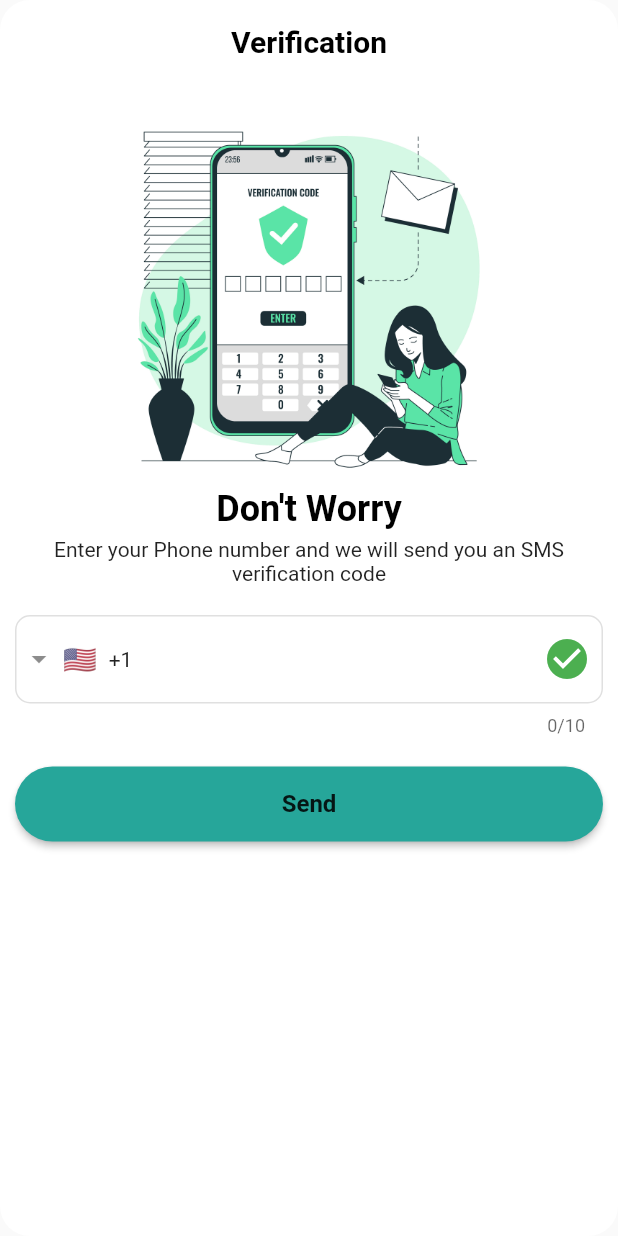
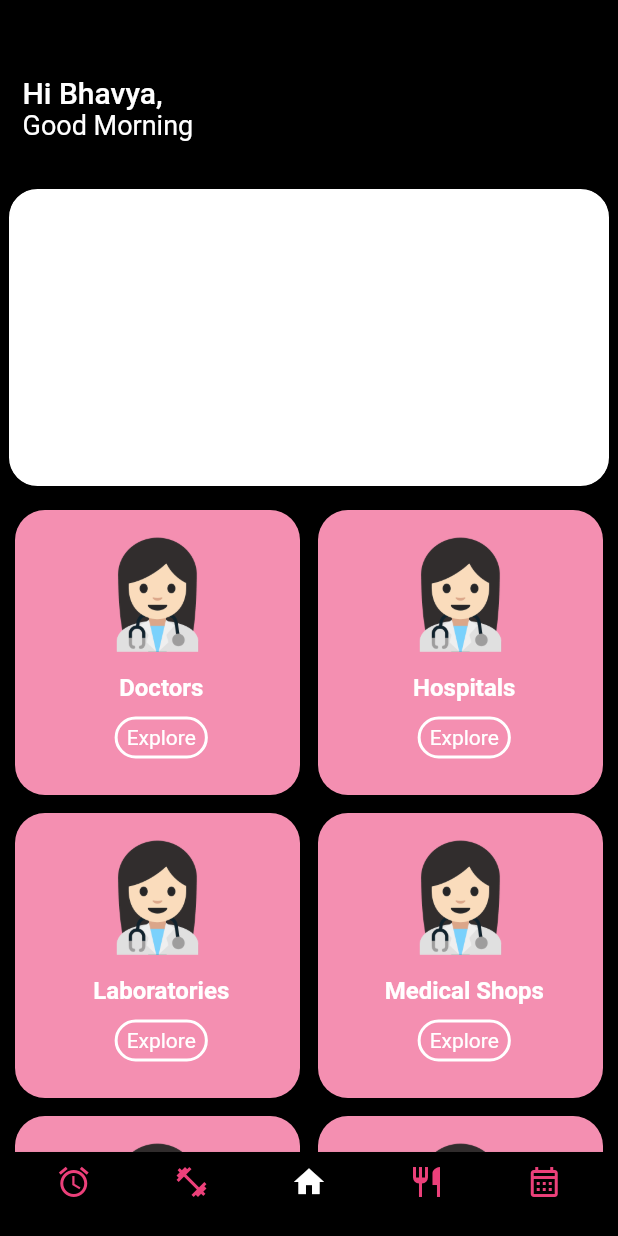
Before and after one commit to hetupatel14/medibuddy, a Flutter app: the screen it shows after launch, on a phone screen of 412 x 824 dp. Run offline on Flutter 3.47's test engine with Material 2 defaults, Android fonts, the phone set to English and light mode, and no system bars; drawn by our look-alikes of intl_phone_field.

Commit message:
Added the bottom navi8gation bar with alram screen, diet screen, exercise screen and calendar screen. Modified the theme of the homescreen.

```diff
--- a/lib/main.dart
+++ b/lib/main.dart
@@ -1,5 +1,6 @@
 import 'package:flutter/material.dart';
 import 'package:medibuddy/screens/login%20screens/phone_screen.dart';
+import 'package:medibuddy/widgets/bottom_navigation_bar.dart';
 import './screens/homescreen.dart';
 
 void main() async {
@@ -15,7 +16,7 @@
       debugShowCheckedModeBanner: false,
       title: 'Medi Buddy',
       theme: ThemeData(
-        bottomSheetTheme: BottomSheetThemeData(backgroundColor: Colors.white),
+        bottomSheetTheme: BottomSheetThemeData(backgroundColor: Colors.black),
         // This is the theme of your application.
         //
         // Try running your application with "flutter run". You'll see the
@@ -27,8 +28,10 @@
         // is not restarted.
         primarySwatch: Colors.blue,
       ),
-      home: PhoneRegister(),
+      // home: PhoneRegister(),
+      initialRoute: '/',
       routes: {
+        '/' : (ctx) => BottomNavigationScreen(),
         HomeScreen.routeName: (ctx) => HomeScreen(),
       },
     );
--- a/lib/screens/homescreen.dart
+++ b/lib/screens/homescreen.dart
@@ -1,6 +1,5 @@
 import 'package:flutter/material.dart';
 import 'package:medibuddy/widgets/feature_grid.dart';
-import './profile_screen.dart';
 
 class HomeScreen extends StatefulWidget {
   static const routeName = '/-home';
@@ -14,36 +13,74 @@ class HomeScreen extends StatefulWidget {
 class _HomeScreenState extends State<HomeScreen> {
   @override
   Widget build(BuildContext context) {
-    return Scaffold(
-      backgroundColor: Theme.of(context).bottomSheetTheme.backgroundColor,
-      appBar: AppBar(
-        backgroundColor: Theme.of(context).bottomSheetTheme.backgroundColor,
-        elevation: 0,
-        iconTheme: const IconThemeData(color: Colors.black),
-        title: Text("Home", style: TextStyle(
-              color: Colors.black, fontSize: 22, fontWeight: FontWeight.bold),),
-        actions: [
-          IconButton(
-            onPressed: () {
-              Navigator.push(
-                  context,
-                  MaterialPageRoute(
-                      builder: (context) => const ProfileScreen()));
-            },
-            icon: const CircleAvatar(
-              child: Icon(Icons.person),
-            ),
-          ),
-        ],
-      ),
-      body: SingleChildScrollView(
+    // return Scaffold(
+    //   backgroundColor: Theme.of(context).bottomSheetTheme.backgroundColor,
+    //   appBar: AppBar(
+    //     backgroundColor: Theme.of(context).bottomSheetTheme.backgroundColor,
+    //     elevation: 0,
+    //     iconTheme: const IconThemeData(color: Colors.black),
+    //     title: Text(
+    //       "Home",
+    //       style: TextStyle(
+    //           color: Colors.white, fontSize: 22, fontWeight: FontWeight.bold),
+    //     ),
+        // actions: [
+        //   IconButton(
+        //     onPressed: () {
+        //       Navigator.push(
+        //           context,
+        //           MaterialPageRoute(
+        //               builder: (context) => const ProfileScreen()));
+        //     },
+        //     icon: const CircleAvatar(
+        //       child: Icon(Icons.person),
+        //     ),
+        //   ),
+        // ],
+      // ),
+      // body:
+      return SingleChildScrollView(
         child: Column(
           crossAxisAlignment: CrossAxisAlignment.center,
           children: [
             Container(
               width: MediaQuery.of(context).size.width,
-              height: 100,
-              margin: EdgeInsets.all(10),
+              height: 75,
+              margin: EdgeInsets.all(5),
+              decoration: BoxDecoration(
+                shape: BoxShape.rectangle,
+                color: Colors.black,
+                borderRadius: const BorderRadius.all(
+                  Radius.circular(20),
+                ),
+              ),
+              child: Padding(
+                padding: const EdgeInsets.all(10.0),
+                child: Column(
+                  crossAxisAlignment: CrossAxisAlignment.start,
+                  children: [
+                    Text(
+                      "Hi Bhavya,",
+                      style: TextStyle(
+                          color: Colors.white,
+                          fontSize: 20,
+                          fontWeight: FontWeight.w500),
+                    ),
+                    Text(
+                      "Good Morning",
+                      style: TextStyle(
+                          color: Colors.white,
+                          fontSize: 18,
+                          fontWeight: FontWeight.w400),
+                    )
+                  ],
+                ),
+              ),
+            ),
+            Container(
+              width: MediaQuery.of(context).size.width,
+              height: 200,
+              margin: EdgeInsets.all(5),
               decoration: BoxDecoration(
                 shape: BoxShape.rectangle,
                 color: Colors.white,
@@ -56,41 +93,10 @@ class _HomeScreenState extends State<HomeScreen> {
                 ),
               ),
             ),
-            Container(
-              width: MediaQuery.of(context).size.width,
-              height: 250,
-              margin: EdgeInsets.all(10),
-              decoration: BoxDecoration(
-                shape: BoxShape.rectangle,
-                color: Colors.white,
-                borderRadius: const BorderRadius.all(
-                  Radius.circular(20),
-                ),
-                border: Border.all(
-                  color: Colors.black,
-                  width: 1,
-                ),
-              ),
-            ),
-            FeatureGirdDesign(),
+            FeatureGridDesign(),
           ],
         ),
-      ),
-      bottomNavigationBar: BottomNavigationBar(
-        items: [
-          BottomNavigationBarItem(
-              icon: Icon(Icons.home_outlined), label: "Home"),
-          BottomNavigationBarItem(
-              icon: Icon(
-                Icons.settings,
-                color: Colors.black,
-              ),
-              label: "Settings")
-        ],
-        backgroundColor: Colors.grey[50],
-        selectedItemColor: Colors.black,
-        elevation: 2,
-      ),
-    );
+      );
+      // bottomNavigationBar: BottomNavigationScreen(),
   }
 }
--- /dev/null
+++ b/lib/widgets/bottom_navigation_bar.dart
@@ -0,0 +1,109 @@
+import 'package:flutter/material.dart';
+import 'package:medibuddy/screens/Navigation%20Screens/alarm_screen.dart';
+import 'package:medibuddy/screens/Navigation%20Screens/calendar_screen.dart';
+import 'package:medibuddy/screens/Navigation%20Screens/diet_screen.dart';
+import 'package:medibuddy/screens/Navigation%20Screens/exercise_screen.dart';
+import 'package:medibuddy/screens/homescreen.dart';
+
+class BottomNavigationScreen extends StatefulWidget {
+  const BottomNavigationScreen({Key? key}) : super(key: key);
+
+  static const routeName = '/bottomNavigation';
+
+  @override
+  State<BottomNavigationScreen> createState() => _BottomNavigationScreenState();
+}
+
+class _BottomNavigationScreenState extends State<BottomNavigationScreen> {
+  late List<Map<String, Widget>> _pages;
+  int _selectedPageIndex = 2;
+
+  @override
+  void initState() {
+    _pages = [
+      {
+        'page': AlarmScreen(),
+        'title': Text(
+          "Alarms",
+          style: TextStyle(
+              color: Colors.white, fontSize: 22, fontWeight: FontWeight.bold),
+        ),
+      },
+      {
+        'page': ExerciseScreen(),
+        'title': Text(
+          "Exercise",
+          style: TextStyle(
+              color: Colors.white, fontSize: 22, fontWeight: FontWeight.bold),
+        ),
+      },
+      {
+        'page': HomeScreen(),
+        'title': Text(
+          "Home",
+          style: TextStyle(
+              color: Colors.white, fontSize: 22, fontWeight: FontWeight.bold),
+        ),
+      },
+      {
+        'page': DietScreen(),
+        'title': Text(
+          "Diet",
+          style: TextStyle(
+              color: Colors.white, fontSize: 22, fontWeight: FontWeight.bold),
+        ),
+      },
+      {
+        'page': CalendarScreen(),
+        'title': Text(
+          "Calendar",
+          style: TextStyle(
+              color: Colors.white, fontSize: 22, fontWeight: FontWeight.bold),
+        ),
+      }
+    ];
+    super.initState();
+  }
+
+  void _selectPage(int index) {
+    setState(() {});
+    _selectedPageIndex = index;
+  }
+
+  @override
+  Widget build(BuildContext context) {
+    return Scaffold(
+      // appBar: AppBar(
+      //   backgroundColor: Theme.of(context).bottomSheetTheme.backgroundColor,
+      //   elevation: 0,
+      //   title: _pages[_selectedPageIndex]['title'],
+      // ),
+      extendBody: false,
+      backgroundColor: Theme.of(context).bottomSheetTheme.backgroundColor,
+      body: Container(margin: EdgeInsets.only(top: 35),child: _pages[_selectedPageIndex]['page']),
+      bottomNavigationBar: Container(
+        margin: EdgeInsets.fromLTRB(10, 0, 10, 0),
+          child: BottomNavigationBar(
+            type: BottomNavigationBarType.fixed,
+            onTap: _selectPage,
+            currentIndex: _selectedPageIndex,
+            items: [
+              BottomNavigationBarItem(
+                  icon: Icon(Icons.alarm_outlined), label: ""),
+              BottomNavigationBarItem(
+                  icon: Icon(Icons.fitness_center_outlined), label: ""),
+              BottomNavigationBarItem(icon: Icon(Icons.home), label: ""),
+              BottomNavigationBarItem(
+                  icon: Icon(Icons.restaurant_sharp), label: ""),
+              BottomNavigationBarItem(
+                  icon: Icon(Icons.calendar_month_outlined), label: ""),
+            ],
+            backgroundColor: Colors.black,
+            selectedItemColor: Colors.white,
+            unselectedItemColor: Colors.pink[400],
+            elevation: 2,
+          ),
+        ),
+    );
+  }
+}
--- a/lib/widgets/feature_grid.dart
+++ b/lib/widgets/feature_grid.dart
@@ -1,10 +1,12 @@
 import 'package:flutter/material.dart';
+import 'package:medibuddy/screens/profile_screen.dart';
 import '../models/feature.dart';
 
 class FeatureGrid extends StatelessWidget {
   final String id;
   final String imageUrl;
-  const FeatureGrid({Key? key, required this.id, required this.imageUrl})
+  final String title;
+  const FeatureGrid({Key? key, required this.id, required this.imageUrl, required this.title})
       : super(key: key);
 
   @override
@@ -13,81 +15,90 @@ class FeatureGrid extends StatelessWidget {
       borderRadius: BorderRadius.circular(20),
       child: GridTile(
         child: Container(
-          child: Image.network(
-            imageUrl,
-            height: 10,
-            width: 10,
-            alignment: Alignment.centerLeft,
+          child: Column(
+            mainAxisAlignment: MainAxisAlignment.spaceEvenly,
+            children: [
+              Container(
+                child: Image.asset(
+                  imageUrl,
+                  height: 80,
+                  width: 80,
+                  // alignment: Alignment.centerLeft,
+                ),
+              ),
+              Container(
+                  margin: EdgeInsets.only(left: 5),
+                  child: Column(
+                    mainAxisAlignment: MainAxisAlignment.center,
+                    children: [
+                      Text(
+                        "$title",
+                        style: TextStyle(
+                            fontSize: 16,
+                            color: Colors.white,
+                            fontWeight: FontWeight.bold),
+                      ),
+                      TextButton(
+                          onPressed: () {
+                            Navigator.push(
+                                context,
+                                MaterialPageRoute(
+                                    builder: (context) => ProfileScreen()));
+                          },
+                          child: Container(
+                            padding: EdgeInsets.fromLTRB(6, 4, 6, 4),
+                            decoration: BoxDecoration(
+                                border:
+                                    Border.all(color: Colors.white, width: 2), borderRadius: BorderRadius.circular(20)),
+                            child: Text(
+                              "Explore",
+                              style: TextStyle(
+                                  color: Colors.white,
+                                  fontWeight: FontWeight.w400),
+                            ),
+                          ))
+                    ],
+                  ))
+            ],
           ),
-          color: Colors.indigo[50],
+          color: Colors.pink[200],
         ),
       ),
     );
   }
 }
 
-class FeatureGirdDesign extends StatelessWidget {
-
+class FeatureGridDesign extends StatelessWidget {
   final List<Feature> loadedFeatures = [
     Feature(
       id: '1',
       title: "Doctors",
-      imageUrl:
-          "https://st3.depositphotos.com/1006714/32541/v/1600/depositphotos_325418786-stock-illustration-mobile-app-to-search-for.jpg",
+      imageUrl: "assets/images/doctor.png",
     ),
     Feature(
       id: '2',
       title: "Hospitals",
-      imageUrl:
-          "https://st3.depositphotos.com/1006714/32541/v/1600/depositphotos_325418786-stock-illustration-mobile-app-to-search-for.jpg",
+      imageUrl: "assets/images/doctor.png",
     ),
     Feature(
       id: '3',
       title: "Laboratories",
-      imageUrl:
-          "https://st3.depositphotos.com/1006714/32541/v/1600/depositphotos_325418786-stock-illustration-mobile-app-to-search-for.jpg",
+      imageUrl: "assets/images/doctor.png",
     ),
     Feature(
       id: '4',
-      title: "abc",
-      imageUrl:
-          "https://st3.depositphotos.com/1006714/32541/v/1600/depositphotos_325418786-stock-illustration-mobile-app-to-search-for.jpg",
+      title: "Medical Shops",
+      imageUrl: "assets/images/doctor.png",
     ),
     Feature(
       id: '5',
-      title: "xyz",
-      imageUrl:
-          "https://st3.depositphotos.com/1006714/32541/v/1600/depositphotos_325418786-stock-illustration-mobile-app-to-search-for.jpg",
+      title: "Blood Banks",
+      imageUrl: "assets/images/doctor.png",
     ),
     Feature(
       id: '6',
-      title: "pqr",
-      imageUrl:
-          "https://st3.depositphotos.com/1006714/32541/v/1600/depositphotos_325418786-stock-illustration-mobile-app-to-search-for.jpg",
-    ),
-    Feature(
-      id: '7',
-      title: "stu",
-      imageUrl:
-          "https://st3.depositphotos.com/1006714/32541/v/1600/depositphotos_325418786-stock-illustration-mobile-app-to-search-for.jpg",
-    ),
-    Feature(
-      id: '8',
-      title: "hij",
-      imageUrl:
-          "https://st3.depositphotos.com/1006714/32541/v/1600/depositphotos_325418786-stock-illustration-mobile-app-to-search-for.jpg",
-    ),
-    Feature(
-      id: '9',
-      title: "efg",
-      imageUrl:
-          "https://st3.depositphotos.com/1006714/32541/v/1600/depositphotos_325418786-stock-illustration-mobile-app-to-search-for.jpg",
-    ),
-    Feature(
-      id: '10',
-      title: "klm",
-      imageUrl:
-          "https://st3.depositphotos.com/1006714/32541/v/1600/depositphotos_325418786-stock-illustration-mobile-app-to-search-for.jpg",
+      title: "Care Takers",
+      imageUrl: "assets/images/doctor.png",
     ),
   ];
 
@@ -99,12 +110,13 @@ class FeatureGirdDesign extends StatelessWidget {
       padding: EdgeInsets.all(10),
       itemCount: loadedFeatures.length,
       gridDelegate: SliverGridDelegateWithFixedCrossAxisCount(
-          crossAxisCount: 2,
-          childAspectRatio: 3 / 3,
-          crossAxisSpacing: 12,
-          mainAxisSpacing: 12,),
+        crossAxisCount: 2,
+        childAspectRatio: 3 / 3,
+        crossAxisSpacing: 12,
+        mainAxisSpacing: 12,
+      ),
       itemBuilder: (ctx, i) => FeatureGrid(
-          id: loadedFeatures[i].id, imageUrl: loadedFeatures[i].imageUrl),
+          id: loadedFeatures[i].id, imageUrl: loadedFeatures[i].imageUrl, title: loadedFeatures[i].title,),
     );
   }
 }
--- a/pubspec.yaml
+++ b/pubspec.yaml
@@ -66,6 +66,7 @@ flutter:
     - assets/images/login.jpg
     - assets/images/password.png
     - assets/images/verification.jpg
+    - assets/images/doctor.png
 
   # An image asset can refer to one or more resolution-specific "variants", see
   # https://flutter.dev/assets-and-images/#resolution-aware.
```
Also changed, not shown: lib/screens/Navigation Screens/alarm_screen.dart (added, +12 -0 lines), lib/screens/Navigation Screens/calendar_screen.dart (added, +12 -0 lines), lib/screens/Navigation Screens/diet_screen.dart (added, +12 -0 lines), lib/screens/Navigation Screens/exercise_screen.dart (added, +12 -0 lines), lib/widgets/phone_number.dart (+25 -0 lines), assets/images/doctor.png (added).
